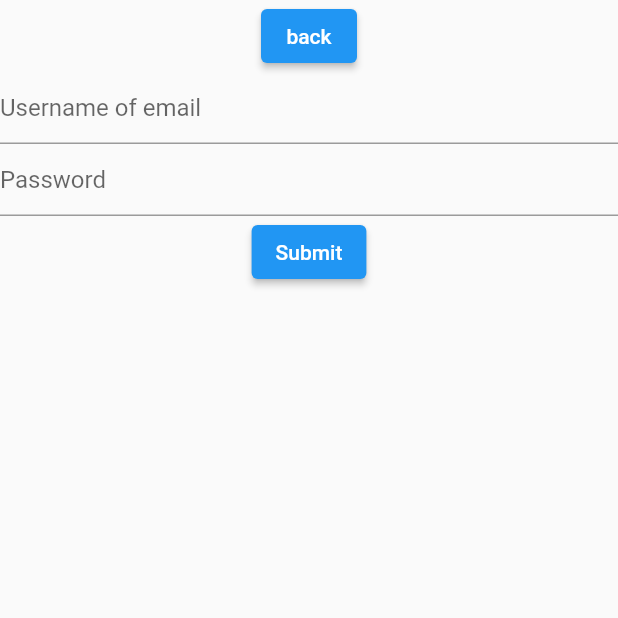
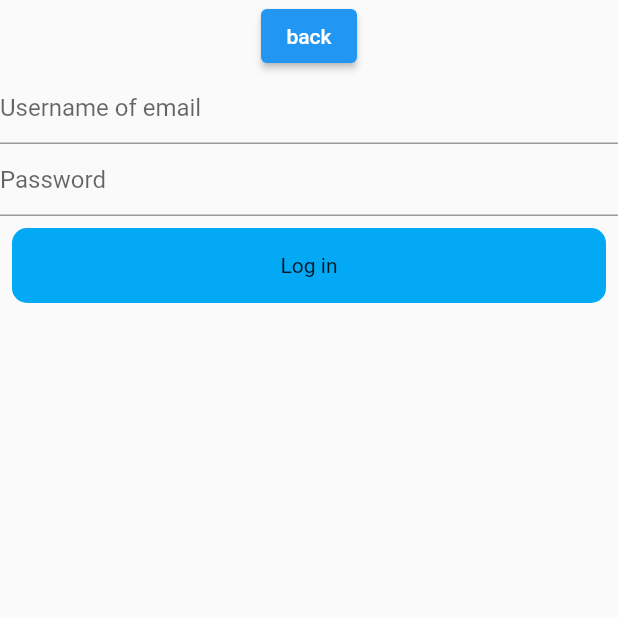
Before and after one commit to MirkhatA/samesoulz-dart, a Flutter app: the screen it shows after launch, after a tap on "login", on a phone screen of 412 x 824 dp, the top half of it. Run offline on Flutter 3.47's test engine with Material 2 defaults, Android fonts, the phone set to English and light mode, and no system bars.

Commit message:
login init

```diff
--- a/lib/screens/authorization_screen.dart
+++ b/lib/screens/authorization_screen.dart
@@ -1,7 +1,4 @@
 import 'package:flutter/material.dart';
-import 'package:samesoulz/screens/login_screen.dart';
-
-import 'package:samesoulz/screens/screens.dart';
 
 class AuthorizationScreen extends StatelessWidget {
   const AuthorizationScreen({Key? key}) : super(key: key);
--- a/lib/screens/login_screen.dart
+++ b/lib/screens/login_screen.dart
@@ -1,7 +1,41 @@
+import 'dart:convert';
+
 import 'package:flutter/material.dart';
+import 'package:http/http.dart' as http;
 
-class LoginScreen extends StatelessWidget {
+class LoginScreen extends StatefulWidget {
   const LoginScreen({Key? key}) : super(key: key);
+
+  @override
+  State<LoginScreen> createState() => _LoginScreenState();
+}
+
+class _LoginScreenState extends State<LoginScreen> {
+  TextEditingController emailController = TextEditingController();
+  TextEditingController passwordController = TextEditingController();
+
+  void login(String email, password) async {
+    try {
+      Map<String, dynamic> request = {
+        'email': email,
+        'password': password,
+      };
+
+      final response = await http.post(
+        Uri.parse('http://10.0.2.2:8080/api/login'),
+        body: jsonEncode(request),
+        headers: {'Content-Type': 'application/json'},
+      );
+
+      if(response.statusCode == 200) {
+        print('Login success');
+      } else {
+        print('failed');
+      }
+    } catch (e) {
+      print(e.toString());
+    }
+  }
 
   @override
   Widget build(BuildContext context) {
@@ -22,6 +56,7 @@ class LoginScreen extends StatelessWidget {
               child: Column(
                 children: [
                   TextFormField(
+                    controller: emailController,
                     decoration: InputDecoration(hintText: "Username of email"),
                     validator: (value) {
                       if (value != null && value.trim().isEmpty)
@@ -30,6 +65,7 @@ class LoginScreen extends StatelessWidget {
                     },
                   ),
                   TextFormField(
+                    controller: passwordController,
                     decoration: InputDecoration(hintText: "Password"),
                     obscureText: true,
                     validator: (value) {
@@ -38,13 +74,26 @@ class LoginScreen extends StatelessWidget {
                       return null;
                     },
                   ),
-                  ElevatedButton(
-                    onPressed: () {
-                      if (formKey.currentState!.validate()) {
-                        print('The form is valid');
-                      }
-                    },
-                    child: Text("Submit"),
+                  Padding(
+                    padding: const EdgeInsets.all(8.0),
+                    child: GestureDetector(
+                      onTap: () {
+                        if (formKey.currentState!.validate()) {
+                          login(emailController.text.toString(),
+                              passwordController.text.toString());
+                        }
+                      },
+                      child: Container(
+                        height: 50,
+                        decoration: BoxDecoration(
+                          color: Colors.lightBlue,
+                          borderRadius: BorderRadius.circular(10.0),
+                        ),
+                        child: Center(
+                          child: Text('Log in'),
+                        ),
+                      ),
+                    ),
                   ),
                 ],
               ),
--- a/pubspec.yaml
+++ b/pubspec.yaml
@@ -39,6 +39,8 @@ dependencies:
 dev_dependencies:
   flutter_test:
     sdk: flutter
+
+  http: ^0.13.5
 
   # The "flutter_lints" package below contains a set of recommended lints to
   # encourage good coding practices. The lint set provided by the package is
```
Also changed, not shown: pubspec.lock.
